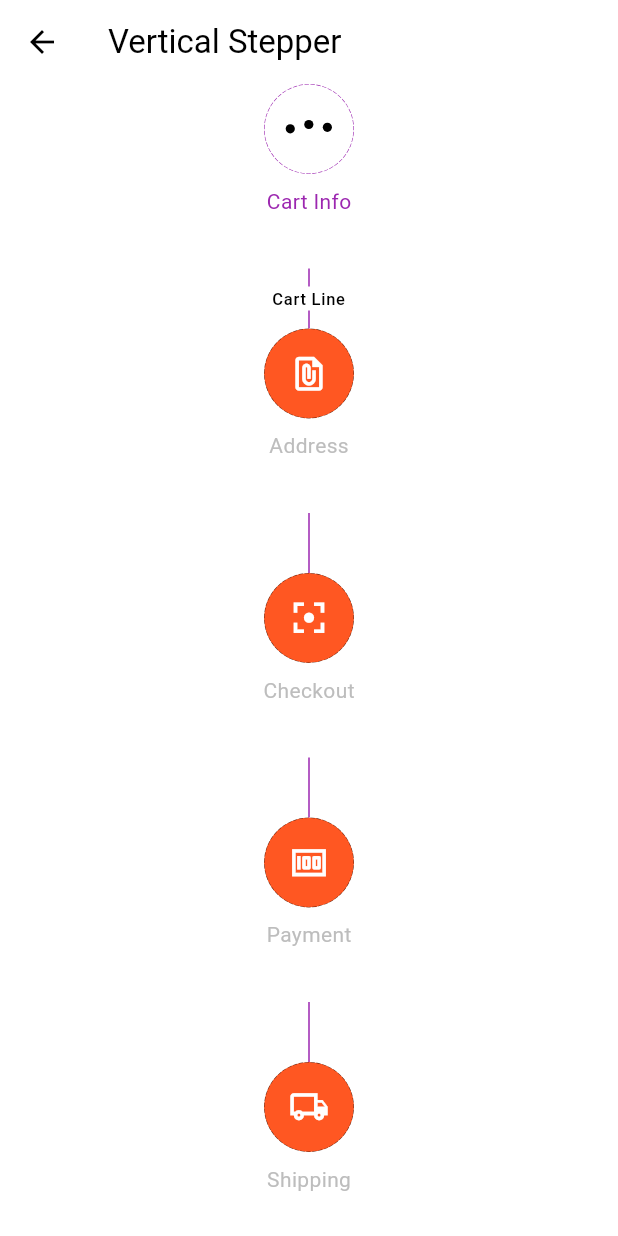
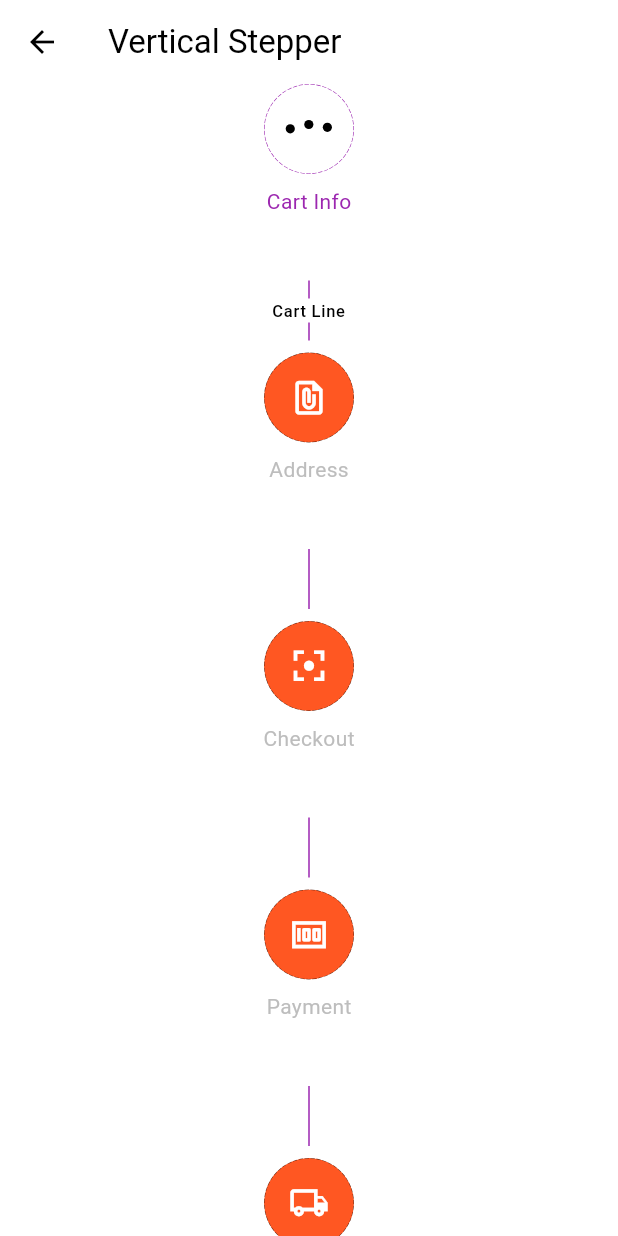
Before and after one commit to ma7moud3osman/easy_stepper, a Flutter app: the VerticalStepperTitleBelow screen opened directly, on a phone screen of 412 x 824 dp. Run offline on Flutter 3.47's test engine with Material 3 defaults, Android fonts, the phone set to English and light mode, and no system bars; our stand-ins replace lottie; project files that could hold a hidden picture were left out.

Commit message:
feat: add vertical line padding for below-icon titles

```diff
--- a/example/lib/widgets/vertical_stepper_title_below.dart
+++ b/example/lib/widgets/vertical_stepper_title_below.dart
@@ -20,6 +20,7 @@ class _VerticalStepperTitleBelowState extends State<VerticalStepperTitleBelow> {
       body: EasyStepper(
         lineStyle: const LineStyle(
           lineType: LineType.normal,
+          verticalLinePadding: EdgeInsets.symmetric(vertical: 8),
           // lineThickness: 250,
         ),
         activeStep: activeStep,
--- a/lib/easy_stepper.dart
+++ b/lib/easy_stepper.dart
@@ -683,6 +683,12 @@ class _EasyStepperState extends State<EasyStepper> {
   Widget _buildLine(int index, Axis axis) {
     final step = widget.steps[index];
     final isVertical = axis == Axis.vertical;
+    final EdgeInsetsGeometry verticalTitleBelowLinePadding =
+        widget.direction == Axis.vertical &&
+                widget.verticalTitlePlacement ==
+                    VerticalTitlePlacement.belowIcon
+            ? lineStyle.verticalLinePadding
+            : EdgeInsets.zero;
 
     return index < widget.steps.length - 1
         ? isVertical
@@ -700,7 +706,7 @@ class _EasyStepperState extends State<EasyStepper> {
                                   (lineStyle.lineThickness / 2))
                               : 0,
                           bottom: 0,
-                        ),
+                        ).add(verticalTitleBelowLinePadding),
                         child: lineStyle.progress != null &&
                                 index == widget.activeStep
                             ? _buildProgressLine(index, axis)
@@ -715,7 +721,7 @@ class _EasyStepperState extends State<EasyStepper> {
                                 (lineStyle.lineThickness / 2))
                             : 0,
                         bottom: 0,
-                      ),
+                      ).add(verticalTitleBelowLinePadding),
                       child: lineStyle.progress != null &&
                               index == widget.activeStep
                           ? _buildProgressLine(index, axis)
--- a/lib/src/core/line_style.dart
+++ b/lib/src/core/line_style.dart
@@ -13,6 +13,7 @@ class LineStyle {
     this.lineWidth = 4,
     this.lineThickness = 1,
     this.lineSpace = 5,
+    this.verticalLinePadding = EdgeInsets.zero,
     this.unreachedLineType,
     this.progressColor,
     this.progress,
@@ -48,6 +49,12 @@ class LineStyle {
   /// The space between individual dot within the line that separates the steps.
   final double lineSpace;
 
+  /// Extra padding around vertical lines when using [VerticalTitlePlacement.belowIcon].
+  ///
+  /// This helps avoid the line visually touching the next step icon when the
+  /// title is rendered below the icon.
+  final EdgeInsetsGeometry verticalLinePadding;
+
   /// The type of the lines [normal, dotted].
   final LineType lineType;
 
```
Also changed, not shown: 1 other file.
